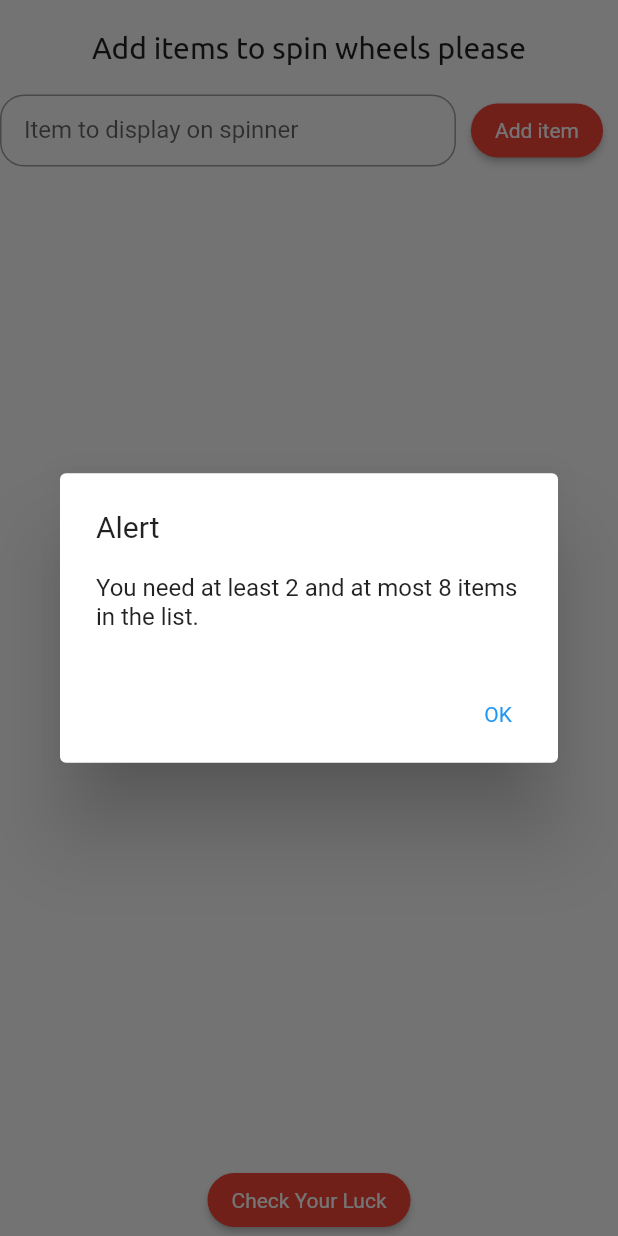
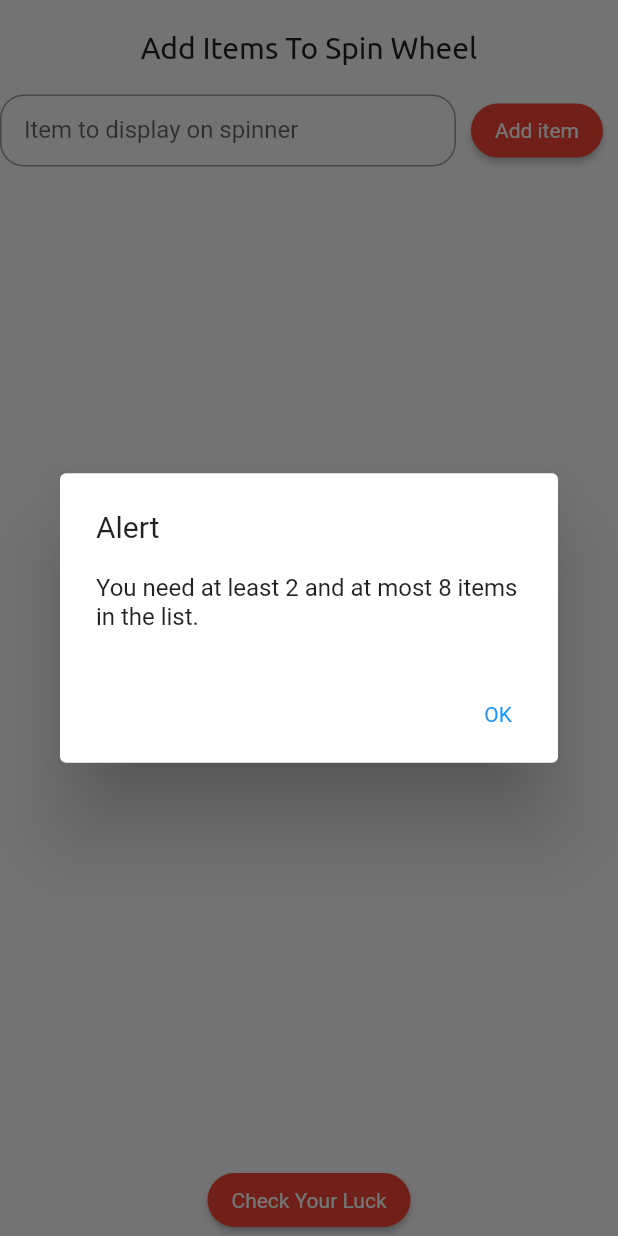
Before and after one commit to SanjayUp12/SpinWheelApp, a Flutter app: the screen it shows after launch, after a tap on "Check Your Luck", on a phone screen of 412 x 824 dp. Run offline on Flutter 3.47's test engine with Material 2 defaults, Android fonts, the phone set to English and light mode, and no system bars; our stand-ins replace flutter_fortune_wheel.

Commit message:
Completed  -Finalizing project, removed some typos/weak warnings , added content in README.md

```diff
--- a/lib/screens/home_screen.dart
+++ b/lib/screens/home_screen.dart
@@ -3,12 +3,13 @@ import 'package:spin_wheel_app/screens/spinner_screen.dart';
 import 'package:spin_wheel_app/utils/constants.dart';
 
 class HomeScreen extends StatefulWidget {
+  const HomeScreen({Key? key}) : super(key: key);
   @override
   State<HomeScreen> createState() => _HomeScreenState();
 }
 
 class _HomeScreenState extends State<HomeScreen> {
-  TextEditingController _textEditingController = TextEditingController();
+  final TextEditingController _textEditingController = TextEditingController();
 
   late List<String> spinnerItems = [];
 
@@ -20,12 +21,12 @@ class _HomeScreenState extends State<HomeScreen> {
         body: SafeArea(
       child: Column(
         children: [
-          SizedBox(height: 20),
-          Text(
-            'Add items to spin wheels please',
+          const SizedBox(height: 20),
+          const Text(
+            'Add Items To Spin Wheel',
             style: TextStyle(fontSize: 20, fontFamily: 'Ubuntu'),
           ),
-          SizedBox(
+          const SizedBox(
             height: 20,
             width: 10,
           ),
@@ -42,7 +43,7 @@ class _HomeScreenState extends State<HomeScreen> {
                   },
                 ),
               ),
-              SizedBox(width: 10),
+              const SizedBox(width: 10),
               ElevatedButton(
                   onPressed: () {
                     setState(() {
@@ -53,10 +54,9 @@ class _HomeScreenState extends State<HomeScreen> {
                       }
                     });
                   },
-                child: Text('Add item'),
                   style: kButtonStyle(),
-              ),
-              SizedBox(width: 10),
+                  child: const Text('Add item')),
+              const SizedBox(width: 10),
             ],
           ),
           Expanded(
@@ -71,7 +71,7 @@ class _HomeScreenState extends State<HomeScreen> {
                             spinnerItems.removeAt(index);
                           });
                         },
-                        child: Icon(Icons.delete, color: Colors.red)),
+                        child: const Icon(Icons.delete, color: Colors.red)),
                   );
                 }),
           ),
@@ -81,7 +81,7 @@ class _HomeScreenState extends State<HomeScreen> {
                   showDialog(
                     context: context,
                     builder: (BuildContext context) {
-                    return AlertBoxWidget();
+                      return const AlertBoxWidget();
                     },
                   );
                 } else {
@@ -95,12 +95,11 @@ class _HomeScreenState extends State<HomeScreen> {
                   );
                 }
               },
-            child: Text(
+              style: kButtonStyle(),
+              child: const Text(
                 'Check Your Luck',
                 style: TextStyle(fontFamily: 'Roboto'),
-            ),
-            style: kButtonStyle(),
-          ),
+              )),
         ],
       ),
     ));
@@ -108,17 +107,19 @@ class _HomeScreenState extends State<HomeScreen> {
 }
 
 class AlertBoxWidget extends StatelessWidget {
+  const AlertBoxWidget({Key? key}) : super(key: key);
   @override
   Widget build(BuildContext context) {
     return AlertDialog(
-      title: Text('Alert'),
-      content: Text('You need at least 2 and at most 8 items in the list.'),
+      title: const Text('Alert'),
+      content:
+          const Text('You need at least 2 and at most 8 items in the list.'),
       actions: <Widget>[
         TextButton(
           onPressed: () {
             Navigator.of(context).pop(); // Close the dialog
           },
-          child: Text('OK'),
+          child: const Text('OK'),
         ),
       ],
     );
--- a/lib/screens/spinner_screen.dart
+++ b/lib/screens/spinner_screen.dart
@@ -109,7 +109,7 @@ class AlertBoxWidget extends StatelessWidget {
             ),
             TextButton(
               onPressed: () {
-                Navigator.push(
+                Navigator.pushReplacement(
                   context,
                   MaterialPageRoute(
                     builder: (context) => HomeScreen(),
--- a/lib/screens/splash_screen.dart
+++ b/lib/screens/splash_screen.dart
@@ -12,7 +12,7 @@ class _SplashScreenState extends State<SplashScreen> {
   void initState() {
     super.initState();
     Timer(Duration(seconds: 4), () {
-      Navigator.push(
+      Navigator.pushReplacement(
           context, MaterialPageRoute(builder: (context) => HomeScreen()));
     });
   }
```
Also changed, not shown: 1 other file. Lines whose indentation alone changed are shown as unchanged.
